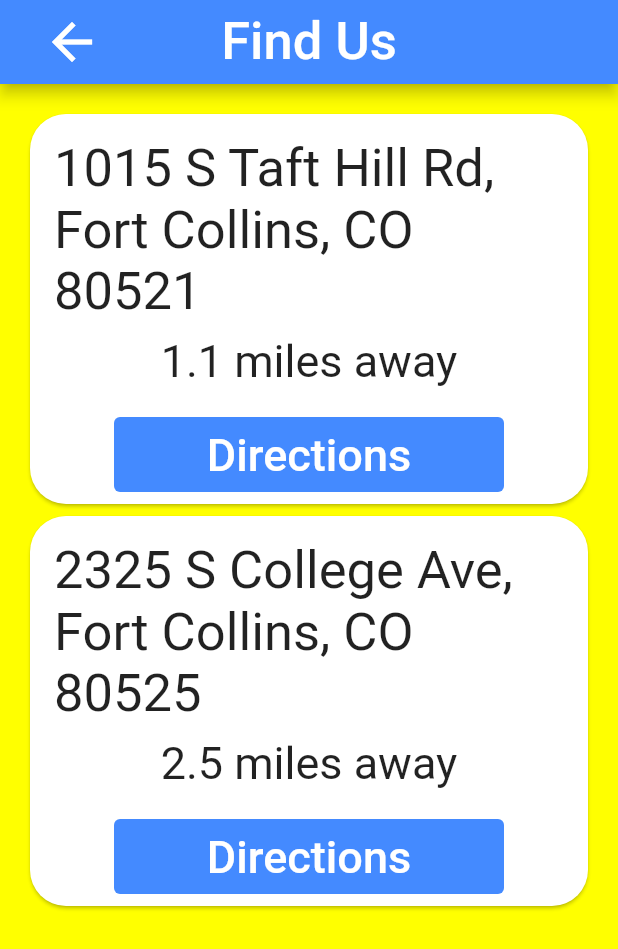
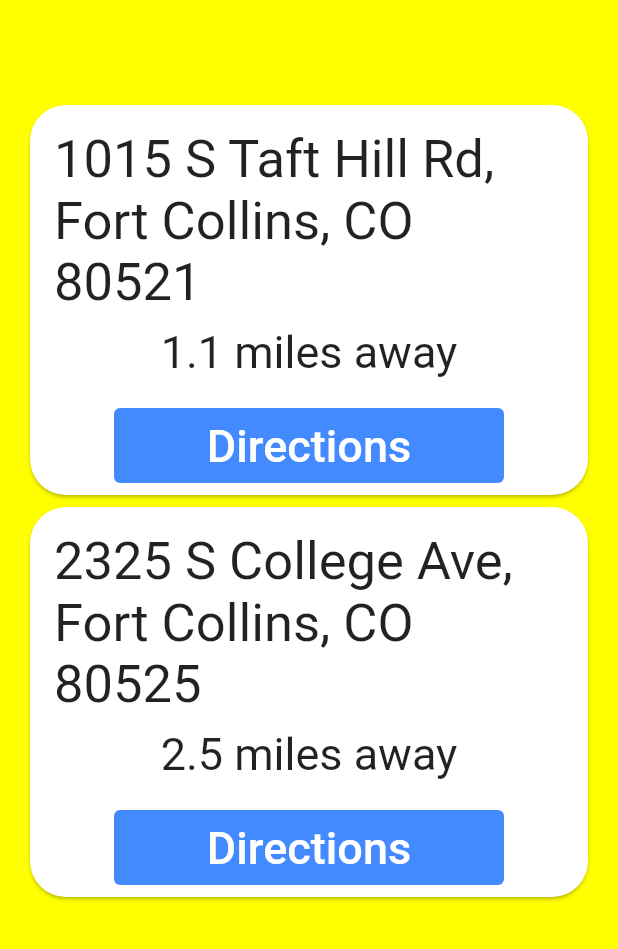
Before and after one commit to Azurba/KingOopers, a Flutter app: the FindUs screen opened directly, on a phone screen of 412 x 824 dp. Shown: the top 949 px of the screen. Run offline on Flutter 3.47's test engine with Material 2 defaults, Android fonts, the phone set to English and light mode, and no system bars; our stand-ins replace cloud_firestore, fluttertoast, get, transparent_image; accounts and stored records are empty.

Commit message:
remove unused imports

```diff
--- a/lib/On/CartOn.dart
+++ b/lib/On/CartOn.dart
@@ -2,12 +2,7 @@ import 'package:flutter/material.dart';
 import 'package:fluttertoast/fluttertoast.dart';
 import 'package:get/get.dart';
 import 'package:king_oopers_app/On/CardsCartOn.dart';
-import 'package:king_oopers_app/On/CartOn.dart';
-import 'package:king_oopers_app/On/DepartmentsOn.dart';
 import 'package:king_oopers_app/On/HomeOn.dart';
-import 'package:king_oopers_app/On/NavigationBarOn.dart';
-import '../Off/CardsWidgetOff.dart';
-import 'CardsWidgetOn.dart';
 
 class CartOn extends StatefulWidget {
 
--- a/lib/On/DairyOn.dart
+++ b/lib/On/DairyOn.dart
@@ -1,10 +1,7 @@
 import 'package:flutter/material.dart';
 import 'package:get/get.dart';
 import 'package:king_oopers_app/On/CartOn.dart';
-import 'package:king_oopers_app/On/DepartmentsOn.dart';
 import 'package:king_oopers_app/On/HomeOn.dart';
-import 'package:king_oopers_app/On/NavigationBarOn.dart';
-import '../Off/CardsWidgetOff.dart';
 import 'CardsWidgetOn.dart';
 
 class DairyStateOn extends StatefulWidget {
--- a/lib/On/FindUsOn.dart
+++ b/lib/On/FindUsOn.dart
@@ -1,10 +1,6 @@
 import 'package:flutter/material.dart';
 import 'package:fluttertoast/fluttertoast.dart';
-import 'package:get/get.dart';
-import 'package:get/get_core/src/get_main.dart';
 import 'package:king_oopers_app/On/CardsLocationOn.dart';
-
-import 'HomeOn.dart';
 
 class FindUs extends StatefulWidget {
   const FindUs({Key? key}) : super(key: key);
@@ -17,33 +13,19 @@ class _FindUsState extends State<FindUs> {
   @override
   Widget build(BuildContext context) {
     return Scaffold(
-      appBar: AppBar(
-        leading: Builder(builder: (BuildContext context) {
-          return
-            Padding(padding: const EdgeInsets.fromLTRB(20, 0, 0, 0),
-              child:
-              IconButton(
-                icon: const Icon(Icons.arrow_back, size: 40),
-                onPressed: () {
-                  Get.to(const HomeOn());
-                },
-              ),
-            );
-        }),
-        title: const Text("Find Us", style: TextStyle(fontSize: 35),),
-        centerTitle: true,
-        backgroundColor: Colors.blueAccent,
-      ),
       backgroundColor: Colors.yellowAccent,
-      body: ListView(
+      body:
+      Padding(
+        padding: const EdgeInsets.only(top: 50),
+        child: ListView(
           padding: const EdgeInsets.all(16),
           children: [
             CardsLocationOn('1015 S Taft Hill Rd, Fort Collins, CO 80521',
                 '1.1 miles away'),
             CardsLocationOn('2325 S College Ave, Fort Collins, CO 80525',
                 '2.5 miles away'),
-
           ],
+        ),
       ),
     );
   }
--- a/lib/On/HomeOn.dart
+++ b/lib/On/HomeOn.dart
@@ -1,5 +1,4 @@
 import 'package:flutter/material.dart';
-import 'package:king_oopers_app/On/CartOn.dart';
 import 'package:king_oopers_app/On/DepartmentsOn.dart';
 import 'package:king_oopers_app/On/FindUsOn.dart';
 
--- a/lib/On/LoginScreenOn.dart
+++ b/lib/On/LoginScreenOn.dart
@@ -4,8 +4,6 @@ import 'package:flutter/services.dart';
 import 'package:fluttertoast/fluttertoast.dart';
 import 'package:get/get.dart';
 import 'package:get/get_core/src/get_main.dart';
-
-import 'CartOn.dart';
 import 'HomeOn.dart';
 
 class LoginScreenOn extends StatefulWidget {
--- a/lib/On/NavigationBarOn.dart
+++ b/lib/On/NavigationBarOn.dart
@@ -1,8 +1,5 @@
 import 'package:flutter/cupertino.dart';
 import 'package:flutter/material.dart';
-import 'package:king_oopers_app/On/HomeOn.dart';
-
-import 'DairyOn.dart';
 
 class NavigationBarOn extends StatefulWidget {
   const NavigationBarOn({Key? key}) : super(key: key);
```
Also changed, not shown: 1 other file. Lines whose indentation alone changed are shown as unchanged.
